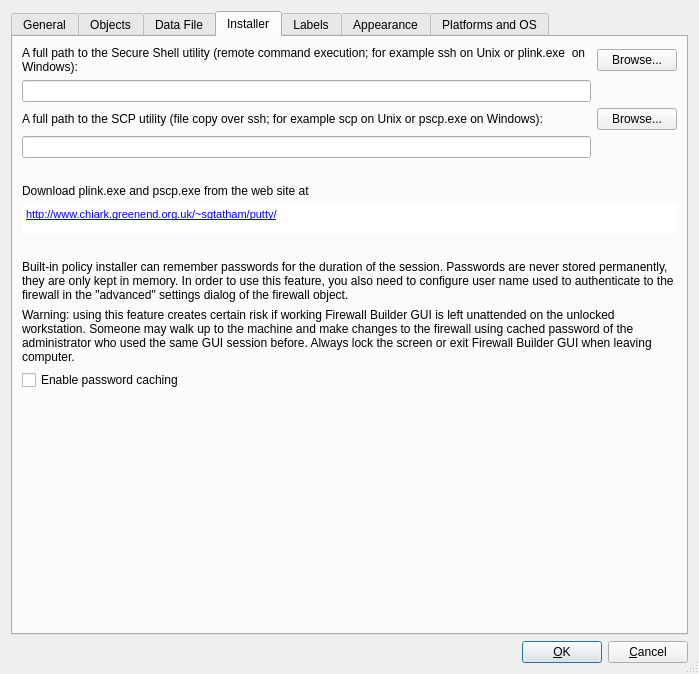
fwbuilder/fwbuilder, file src/gui/prefsdialog_q.ui: the form before one commit.
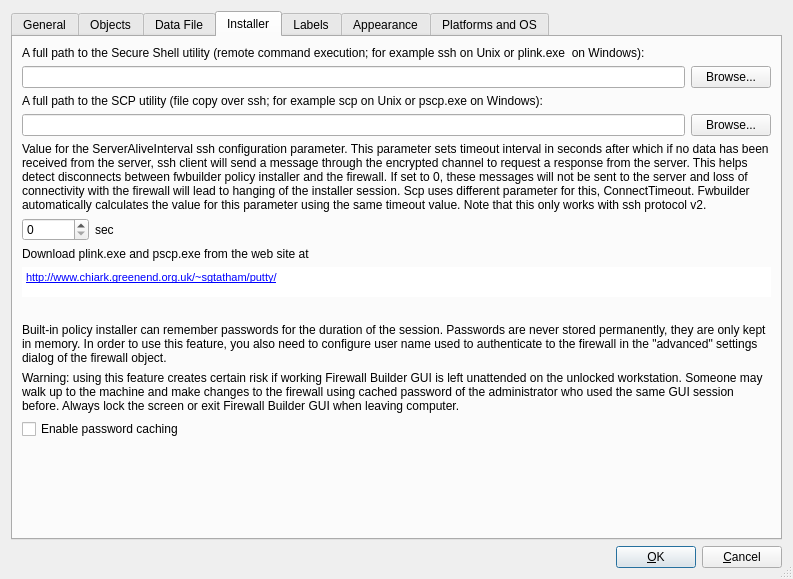
The form after the commit. The open tabs and pages were chosen to show the change. Icons and pictures are not drawn.

Commit message: fixed SF bug 3027284 added input field for ssh timeout in the Installer tab of global prefs dialog. Still needs testing on windows

Patch:
```diff
--- a/src/gui/prefsdialog_q.ui
+++ b/src/gui/prefsdialog_q.ui
@@ -9,8 +9,8 @@
    <rect>
     <x>0</x>
     <y>0</y>
-    <width>699</width>
-    <height>674</height>
+    <width>793</width>
+    <height>579</height>
    </rect>
   </property>
   <property name="windowTitle">
@@ -568,55 +568,7 @@
        <string>Installer</string>
       </attribute>
       <layout class="QGridLayout" name="gridLayout_15">
-       <item row="4" column="0">
-        <spacer>
-         <property name="orientation">
-          <enum>Qt::Vertical</enum>
-         </property>
-         <property name="sizeType">
-          <enum>QSizePolicy::Fixed</enum>
-         </property>
-         <property name="sizeHint" stdset="0">
-          <size>
-           <width>20</width>
-           <height>20</height>
-          </size>
-         </property>
-        </spacer>
-       </item>
-       <item row="6" column="1">
-        <spacer name="verticalSpacer_2">
-         <property name="orientation">
-          <enum>Qt::Vertical</enum>
-         </property>
-         <property name="sizeType">
-          <enum>QSizePolicy::Fixed</enum>
-         </property>
-         <property name="sizeHint" stdset="0">
-          <size>
-           <width>20</width>
-           <height>20</height>
-          </size>
-         </property>
-        </spacer>
-       </item>
-       <item row="10" column="1">
-        <spacer>
-         <property name="orientation">
-          <enum>Qt::Vertical</enum>
-         </property>
-         <property name="sizeType">
-          <enum>QSizePolicy::Expanding</enum>
-         </property>
-         <property name="sizeHint" stdset="0">
-          <size>
-           <width>505</width>
-           <height>61</height>
-          </size>
-         </property>
-        </spacer>
-       </item>
-       <item row="0" column="0" colspan="2">
+       <item row="0" column="0" colspan="3">
         <widget class="QLabel" name="textLabel1_5_2">
          <property name="text">
           <string>A full path to the Secure Shell utility (remote command execution; for example ssh on Unix or plink.exe  on Windows):</string>
@@ -629,23 +581,34 @@
          </property>
         </widget>
        </item>
-       <item row="0" column="2">
-        <widget class="QPushButton" name="browseForSSH">
-         <property name="sizePolicy">
-          <sizepolicy hsizetype="Fixed" vsizetype="Fixed">
-           <horstretch>0</horstretch>
-           <verstretch>0</verstretch>
-          </sizepolicy>
-         </property>
-         <property name="text">
-          <string>Browse...</string>
-         </property>
-        </widget>
+       <item row="1" column="0" colspan="3">
+        <layout class="QHBoxLayout" name="horizontalLayout_6">
+         <item>
+          <widget class="QLineEdit" name="sshPath">
+           <property name="minimumSize">
+            <size>
+             <width>0</width>
+             <height>0</height>
+            </size>
+           </property>
+          </widget>
+         </item>
+         <item>
+          <widget class="QPushButton" name="browseForSSH">
+           <property name="sizePolicy">
+            <sizepolicy hsizetype="Fixed" vsizetype="Fixed">
+             <horstretch>0</horstretch>
+             <verstretch>0</verstretch>
+            </sizepolicy>
+           </property>
+           <property name="text">
+            <string>Browse...</string>
+           </property>
+          </widget>
+         </item>
+        </layout>
        </item>
-       <item row="1" column="0" colspan="2">
-        <widget class="QLineEdit" name="sshPath"/>
-       </item>
-       <item row="2" column="0" colspan="2">
+       <item row="2" column="0" colspan="3">
         <widget class="QLabel" name="textLabel1_5_3">
          <property name="text">
           <string>A full path to the SCP utility (file copy over ssh; for example scp on Unix or pscp.exe on Windows):</string>
@@ -658,57 +621,71 @@
          </property>
         </widget>
        </item>
-       <item row="2" column="2">
-        <widget class="QPushButton" name="browseForSCP">
-         <property name="sizePolicy">
-          <sizepolicy hsizetype="Fixed" vsizetype="Fixed">
-           <horstretch>0</horstretch>
-           <verstretch>0</verstretch>
-          </sizepolicy>
-         </property>
-         <property name="text">
-          <string>Browse...</string>
-         </property>
-        </widget>
+       <item row="3" column="0" colspan="3">
+        <layout class="QHBoxLayout" name="horizontalLayout_7">
+         <item>
+          <widget class="QLineEdit" name="scpPath">
+           <property name="minimumSize">
+            <size>
+             <width>0</width>
+             <height>0</height>
+            </size>
+           </property>
+          </widget>
+         </item>
+         <item>
+          <widget class="QPushButton" name="browseForSCP">
+           <property name="sizePolicy">
+            <sizepolicy hsizetype="Fixed" vsizetype="Fixed">
+             <horstretch>0</horstretch>
+             <verstretch>0</verstretch>
+            </sizepolicy>
+           </property>
+           <property name="text">
+            <string>Browse...</string>
+           </property>
+          </widget>
+         </item>
+        </layout>
        </item>
-       <item row="3" column="0" colspan="2">
-        <widget class="QLineEdit" name="scpPath"/>
-       </item>
-       <item row="7" column="0" colspan="3">
-        <widget class="QLabel" name="label_8">
+       <item row="4" column="0" colspan="3">
+        <widget class="QLabel" name="label_14">
          <property name="text">
-          <string>Built-in policy installer can remember passwords for the duration of the session. Passwords are never stored permanently, they are only kept in memory. In order to use this feature, you also need to configure user name used to authenticate to the firewall in the &quot;advanced&quot; settings dialog of the firewall object. </string>
+          <string>Value for the ServerAliveInterval ssh configuration parameter. This parameter sets timeout interval in seconds after which if no data has been received from the server, ssh client will send a message through the encrypted channel to request a response from the server. This helps detect disconnects between fwbuilder policy installer and the firewall. If set to 0, these messages will not be sent to the server and loss of connectivity with the firewall will lead to hanging of the installer session. Scp uses different parameter for this, ConnectTimeout. Fwbuilder automatically calculates the value for this parameter using the same timeout value. Note that this only works with ssh protocol v2.</string>
          </property>
          <property name="wordWrap">
           <bool>true</bool>
          </property>
         </widget>
        </item>
-       <item row="8" column="0" colspan="3">
-        <widget class="QLabel" name="label_12">
-         <property name="mouseTracking">
-          <bool>false</bool>
+       <item row="5" column="0">
+        <widget class="QSpinBox" name="sshTimeout">
+         <property name="maximum">
+          <number>999999</number>
          </property>
+        </widget>
+       </item>
+       <item row="5" column="1">
+        <widget class="QLabel" name="label_15">
          <property name="text">
-          <string>Warning: using this feature creates certain risk if working Firewall Builder GUI is left unattended on the unlocked workstation. Someone may walk up to the machine and make changes to the firewall using cached password of the administrator who used the same GUI session before. Always lock the screen or exit Firewall Builder GUI when leaving computer.</string>
+          <string>sec</string>
          </property>
-         <property name="wordWrap">
-          <bool>true</bool>
-         </property>
         </widget>
        </item>
-       <item row="9" column="0" colspan="3">
-        <widget class="QCheckBox" name="rememberSshPass">
-         <property name="toolTip">
-          <string>Enable password caching for the duration of the session (passwords
-are never stored permanently)</string>
+       <item row="5" column="2">
+        <spacer name="horizontalSpacer_7">
+         <property name="orientation">
+          <enum>Qt::Horizontal</enum>
          </property>
-         <property name="text">
-          <string>Enable password caching</string>
+         <property name="sizeHint" stdset="0">
+          <size>
+           <width>528</width>
+           <height>23</height>
+          </size>
          </property>
-        </widget>
+        </spacer>
        </item>
-       <item row="5" column="0" colspan="3">
+       <item row="6" column="0" colspan="3">
         <widget class="QFrame" name="plink_hint">
          <property name="frameShape">
           <enum>QFrame::NoFrame</enum>
@@ -760,8 +737,8 @@
              <string>&lt;!DOCTYPE HTML PUBLIC &quot;-//W3C//DTD HTML 4.0//EN&quot; &quot;http://www.w3.org/TR/REC-html40/strict.dtd&quot;&gt;
 &lt;html&gt;&lt;head&gt;&lt;meta name=&quot;qrichtext&quot; content=&quot;1&quot; /&gt;&lt;style type=&quot;text/css&quot;&gt;
 p, li { white-space: pre-wrap; }
-&lt;/style&gt;&lt;/head&gt;&lt;body style=&quot; font-family:'Lucida Grande'; font-size:13pt; font-weight:400; font-style:normal;&quot;&gt;
-&lt;p style=&quot; margin-top:0px; margin-bottom:0px; margin-left:0px; margin-right:0px; -qt-block-indent:0; text-indent:0px;&quot;&gt;&lt;a href=&quot;http://www.chiark.greenend.org.uk/~sgtatham/putty/&quot;&gt;&lt;span style=&quot; font-size:8pt; text-decoration: underline; color:#0000ff;&quot;&gt;http://www.chiark.greenend.org.uk/~sgtatham/putty/&lt;/span&gt;&lt;/a&gt;&lt;/p&gt;&lt;/body&gt;&lt;/html&gt;</string>
+&lt;/style&gt;&lt;/head&gt;&lt;body style=&quot; font-family:'Sans Serif'; font-size:9pt; font-weight:400; font-style:normal;&quot;&gt;
+&lt;p style=&quot; margin-top:0px; margin-bottom:0px; margin-left:0px; margin-right:0px; -qt-block-indent:0; text-indent:0px;&quot;&gt;&lt;a href=&quot;http://www.chiark.greenend.org.uk/~sgtatham/putty/&quot;&gt;&lt;span style=&quot; font-family:'Lucida Grande'; font-size:8pt; text-decoration: underline; color:#0000ff;&quot;&gt;http://www.chiark.greenend.org.uk/~sgtatham/putty/&lt;/span&gt;&lt;/a&gt;&lt;/p&gt;&lt;/body&gt;&lt;/html&gt;</string>
             </property>
             <property name="acceptRichText">
              <bool>true</bool>
@@ -774,6 +751,72 @@
          </layout>
         </widget>
        </item>
+       <item row="7" column="0" colspan="3">
+        <spacer name="verticalSpacer_2">
+         <property name="orientation">
+          <enum>Qt::Vertical</enum>
+         </property>
+         <property name="sizeType">
+          <enum>QSizePolicy::Fixed</enum>
+         </property>
+         <property name="sizeHint" stdset="0">
+          <size>
+           <width>20</width>
+           <height>20</height>
+          </size>
+         </property>
+        </spacer>
+       </item>
+       <item row="8" column="0" colspan="3">
+        <widget class="QLabel" name="label_8">
+         <property name="text">
+          <string>Built-in policy installer can remember passwords for the duration of the session. Passwords are never stored permanently, they are only kept in memory. In order to use this feature, you also need to configure user name used to authenticate to the firewall in the &quot;advanced&quot; settings dialog of the firewall object. </string>
+         </property>
+         <property name="wordWrap">
+          <bool>true</bool>
+         </property>
+        </widget>
+       </item>
+       <item row="9" column="0" colspan="3">
+        <widget class="QLabel" name="label_12">
+         <property name="mouseTracking">
+          <bool>false</bool>
+         </property>
+         <property name="text">
+          <string>Warning: using this feature creates certain risk if working Firewall Builder GUI is left unattended on the unlocked workstation. Someone may walk up to the machine and make changes to the firewall using cached password of the administrator who used the same GUI session before. Always lock the screen or exit Firewall Builder GUI when leaving computer.</string>
+         </property>
+         <property name="wordWrap">
+          <bool>true</bool>
+         </property>
+        </widget>
+       </item>
+       <item row="10" column="0" colspan="3">
+        <widget class="QCheckBox" name="rememberSshPass">
+         <property name="toolTip">
+          <string>Enable password caching for the duration of the session (passwords
+are never stored permanently)</string>
+         </property>
+         <property name="text">
+          <string>Enable password caching</string>
+         </property>
+        </widget>
+       </item>
+       <item row="11" column="0" colspan="3">
+        <spacer>
+         <property name="orientation">
+          <enum>Qt::Vertical</enum>
+         </property>
+         <property name="sizeType">
+          <enum>QSizePolicy::Expanding</enum>
+         </property>
+         <property name="sizeHint" stdset="0">
+          <size>
+           <width>505</width>
+           <height>61</height>
+          </size>
+         </property>
+        </spacer>
+       </item>
       </layout>
      </widget>
      <widget class="QWidget" name="tabLabels">
```
Left out of the diff: 11 changed lines with no effect on the pictures. The commit also changes 7 other files.
